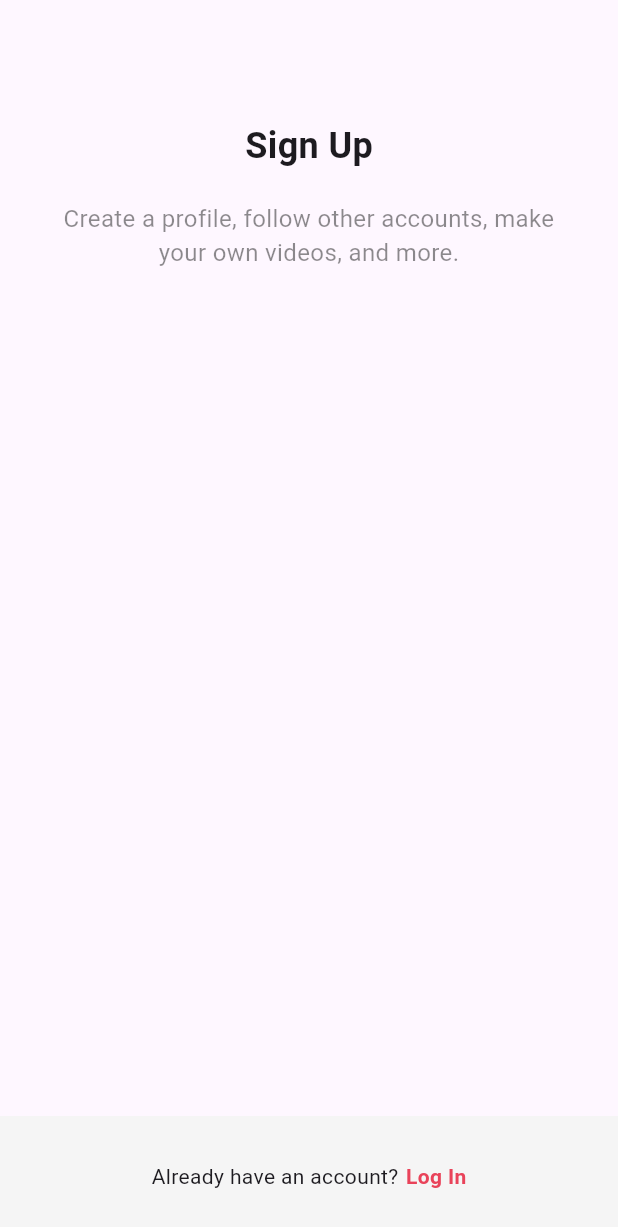
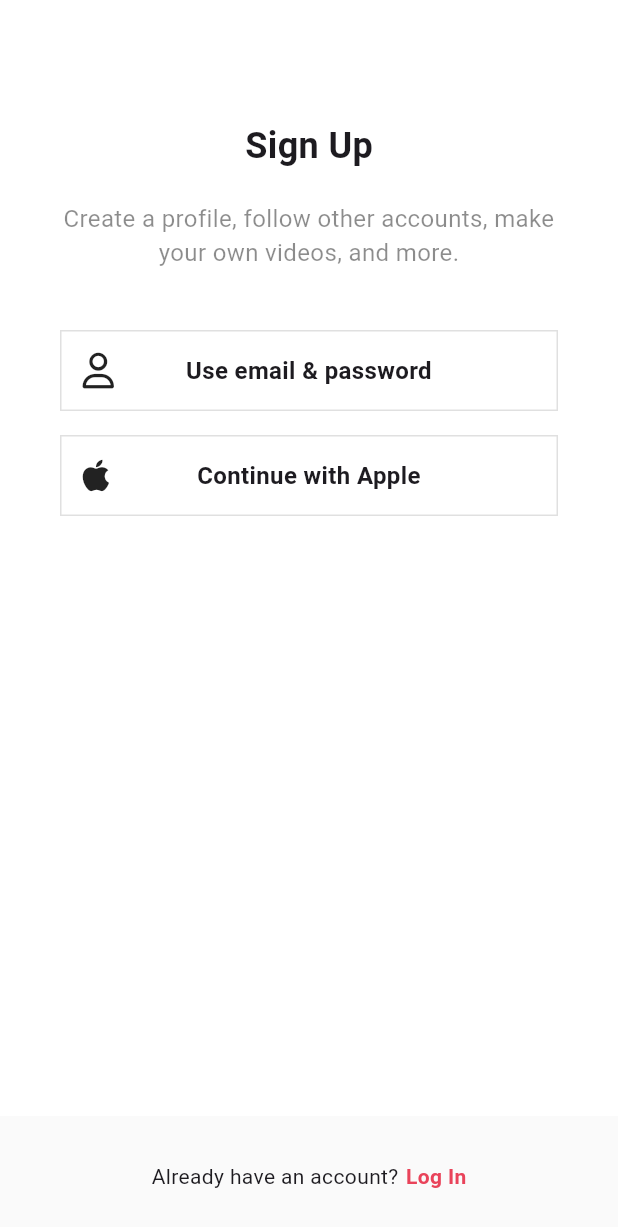
Before and after one commit to lee00866/tiktok, a Flutter app: the screen it shows after launch, on a phone screen of 412 x 824 dp. Shown: the top 1227 px of the screen. Run offline on Flutter 3.47's test engine with Material 3 defaults, Android fonts, the phone set to English and light mode, and no system bars; our stand-ins replace font_awesome_flutter.

Commit message:
add scaffold BK color and appBarTheme

```diff
--- /dev/null
+++ b/lib/features/authentication/email_screen.dart
@@ -0,0 +1,11 @@
+import 'package:flutter/material.dart';
+import 'package:tiktok_clone/constants/sizes.dart';
+
+class EmailScreen extends StatelessWidget {
+  const EmailScreen({super.key});
+
+  @override
+  Widget build(BuildContext context) {
+    return Scaffold(appBar: AppBar(title: Text("Sign Up")));
+  }
+}
--- a/lib/screens/sign_up/sign_up_screen.dart
+++ b/lib/features/authentication/login_screen.dart
@@ -1,9 +1,15 @@
 import 'package:flutter/material.dart';
+import 'package:font_awesome_flutter/font_awesome_flutter.dart';
 import 'package:tiktok_clone/constants/gaps.dart';
 import 'package:tiktok_clone/constants/sizes.dart';
+import 'package:tiktok_clone/features/authentication/widgets/auth_button.dart';
 
-class SignUpScreen extends StatelessWidget {
-  const SignUpScreen({super.key});
+class LoginScreen extends StatelessWidget {
+  const LoginScreen({super.key});
+
+  void _onSignupTap(BuildContext context) {
+    Navigator.of(context).pop();
+  }
 
   @override
   Widget build(BuildContext context) {
@@ -15,7 +21,7 @@ class SignUpScreen extends StatelessWidget {
             children: const [
               Gaps.v80,
               Text(
-                "Sign Up",
+                "Log in",
                 style: TextStyle(
                   fontSize: Sizes.size24,
                   fontWeight: FontWeight.w700,
@@ -23,29 +29,42 @@ class SignUpScreen extends StatelessWidget {
               ),
               Gaps.v20,
               Text(
-                "Create a profile, follow other accounts, make your own videos, and more.",
+                "Manage your account, check notifications, comment on videos, and more.",
                 style: TextStyle(fontSize: Sizes.size16, color: Colors.black45),
                 textAlign: TextAlign.center,
+              ),
+              Gaps.v40,
+              AuthButton(
+                icon: FaIcon(FontAwesomeIcons.user),
+                text: "Use email & password",
+              ),
+              Gaps.v16,
+              AuthButton(
+                icon: FaIcon(FontAwesomeIcons.apple),
+                text: "Continue with Apple",
               ),
             ],
           ),
         ),
       ),
       bottomNavigationBar: BottomAppBar(
-        color: Colors.grey.shade100,
+        color: Colors.grey.shade50,
         elevation: 3,
         child: Padding(
           padding: const EdgeInsets.symmetric(vertical: Sizes.size16),
           child: Row(
             mainAxisAlignment: MainAxisAlignment.center,
             children: [
-              Text('Already have an account?'),
+              Text("Don't have an account?"),
               Gaps.h5,
-              Text(
-                'Log In',
-                style: TextStyle(
-                  fontWeight: FontWeight.w600,
-                  color: Theme.of(context).primaryColor,
+              GestureDetector(
+                onTap: () => _onSignupTap(context),
+                child: Text(
+                  'Sign up',
+                  style: TextStyle(
+                    fontWeight: FontWeight.w600,
+                    color: Theme.of(context).primaryColor,
+                  ),
                 ),
               ),
             ],
--- /dev/null
+++ b/lib/features/authentication/sign_up_screen.dart
@@ -0,0 +1,89 @@
+import 'package:flutter/material.dart';
+import 'package:font_awesome_flutter/font_awesome_flutter.dart';
+import 'package:tiktok_clone/constants/gaps.dart';
+import 'package:tiktok_clone/constants/sizes.dart';
+import 'package:tiktok_clone/features/authentication/email_screen.dart';
+import 'package:tiktok_clone/features/authentication/login_screen.dart';
+import 'package:tiktok_clone/features/authentication/widgets/auth_button.dart';
+
+class SignUpScreen extends StatelessWidget {
+  const SignUpScreen({super.key});
+
+  void _onLoginTap(BuildContext context) {
+    Navigator.of(
+      context,
+    ).push(MaterialPageRoute(builder: (context) => LoginScreen()));
+  }
+
+  void _onEmailTap(BuildContext context) {
+    Navigator.of(
+      context,
+    ).push(MaterialPageRoute(builder: (context) => EmailScreen()));
+  }
+
+  @override
+  Widget build(BuildContext context) {
+    return Scaffold(
+      body: SafeArea(
+        child: Padding(
+          padding: const EdgeInsets.symmetric(horizontal: Sizes.size40),
+          child: Column(
+            children: [
+              Gaps.v80,
+              Text(
+                "Sign Up",
+                style: TextStyle(
+                  fontSize: Sizes.size24,
+                  fontWeight: FontWeight.w700,
+                ),
+              ),
+              Gaps.v20,
+              Text(
+                "Create a profile, follow other accounts, make your own videos, and more.",
+                style: TextStyle(fontSize: Sizes.size16, color: Colors.black45),
+                textAlign: TextAlign.center,
+              ),
+              Gaps.v40,
+              GestureDetector(
+                onTap: () => _onEmailTap(context),
+                child: AuthButton(
+                  icon: FaIcon(FontAwesomeIcons.user),
+                  text: "Use email & password",
+                ),
+              ),
+              Gaps.v16,
+              AuthButton(
+                icon: FaIcon(FontAwesomeIcons.apple),
+                text: "Continue with Apple",
+              ),
+            ],
+          ),
+        ),
+      ),
+      bottomNavigationBar: BottomAppBar(
+        color: Colors.grey.shade50,
+        elevation: 3,
+        child: Padding(
+          padding: const EdgeInsets.symmetric(vertical: Sizes.size16),
+          child: Row(
+            mainAxisAlignment: MainAxisAlignment.center,
+            children: [
+              Text('Already have an account?'),
+              Gaps.h5,
+              GestureDetector(
+                onTap: () => _onLoginTap(context),
+                child: Text(
+                  'Log In',
+                  style: TextStyle(
+                    fontWeight: FontWeight.w600,
+                    color: Theme.of(context).primaryColor,
+                  ),
+                ),
+              ),
+            ],
+          ),
+        ),
+      ),
+    );
+  }
+}
--- /dev/null
+++ b/lib/features/authentication/widgets/auth_button.dart
@@ -0,0 +1,37 @@
+import 'package:flutter/material.dart';
+import 'package:font_awesome_flutter/font_awesome_flutter.dart';
+import 'package:tiktok_clone/constants/sizes.dart';
+
+class AuthButton extends StatelessWidget {
+  final String text;
+  final FaIcon icon;
+
+  const AuthButton({super.key, required this.text, required this.icon});
+
+  @override
+  Widget build(BuildContext context) {
+    return FractionallySizedBox(
+      widthFactor: 1,
+      child: Container(
+        padding: EdgeInsets.all(Sizes.size14),
+        decoration: BoxDecoration(
+          border: Border.all(color: Colors.grey.shade300, width: Sizes.size1),
+        ),
+        child: Stack(
+          alignment: Alignment.center,
+          children: [
+            Align(alignment: Alignment.centerLeft, child: icon),
+            Text(
+              text,
+              style: const TextStyle(
+                fontSize: Sizes.size16,
+                fontWeight: FontWeight.w600,
+              ),
+              textAlign: TextAlign.center,
+            ),
+          ],
+        ),
+      ),
+    );
+  }
+}
--- a/lib/main.dart
+++ b/lib/main.dart
@@ -1,5 +1,6 @@
 import 'package:flutter/material.dart';
-import 'package:tiktok_clone/screens/sign_up/sign_up_screen.dart';
+import 'package:tiktok_clone/constants/sizes.dart';
+import 'package:tiktok_clone/features/authentication/sign_up_screen.dart';
 
 void main() {
   runApp(const TikTokApp());
@@ -12,7 +13,20 @@ class TikTokApp extends StatelessWidget {
   Widget build(BuildContext context) {
     return MaterialApp(
       title: 'TikTok Clone',
-      theme: ThemeData(primaryColor: const Color(0xFFFE9435A)),
+      theme: ThemeData(
+        scaffoldBackgroundColor: Colors.white,
+        primaryColor: const Color(0xFFFE9435A),
+        appBarTheme: AppBarTheme(
+          backgroundColor: Colors.white,
+          foregroundColor: Colors.black,
+          elevation: 0,
+          titleTextStyle: TextStyle(
+            color: Colors.black,
+            fontSize: Sizes.size16 + Sizes.size2,
+            fontWeight: FontWeight.w500,
+          ),
+        ),
+      ),
       home: SignUpScreen(),
     );
   }
--- a/pubspec.yaml
+++ b/pubspec.yaml
@@ -2,7 +2,7 @@ name: tiktok_clone
 description: "A new Flutter project."
 # The following line prevents the package from being accidentally published to
 # pub.dev using `flutter pub publish`. This is preferred for private packages.
-publish_to: 'none' # Remove this line if you wish to publish to pub.dev
+publish_to: "none" # Remove this line if you wish to publish to pub.dev
 
 # The following defines the version and build number for your application.
 # A version number is three numbers separated by dots, like 1.2.43
@@ -35,6 +35,8 @@ dependencies:
   # Use with the CupertinoIcons class for iOS style icons.
   cupertino_icons: ^1.0.8
 
+  font_awesome_flutter: 10.3.0
+
 dev_dependencies:
   flutter_test:
     sdk: flutter
@@ -51,7 +53,6 @@ dev_dependencies:
 
 # The following section is specific to Flutter packages.
 flutter:
-
   # The following line ensures that the Material Icons font is
   # included with your application, so that you can use the icons in
   # the material Icons class.
```
Also changed, not shown: lib/features/authentication/username_screen.dart (added), pubspec.lock.
